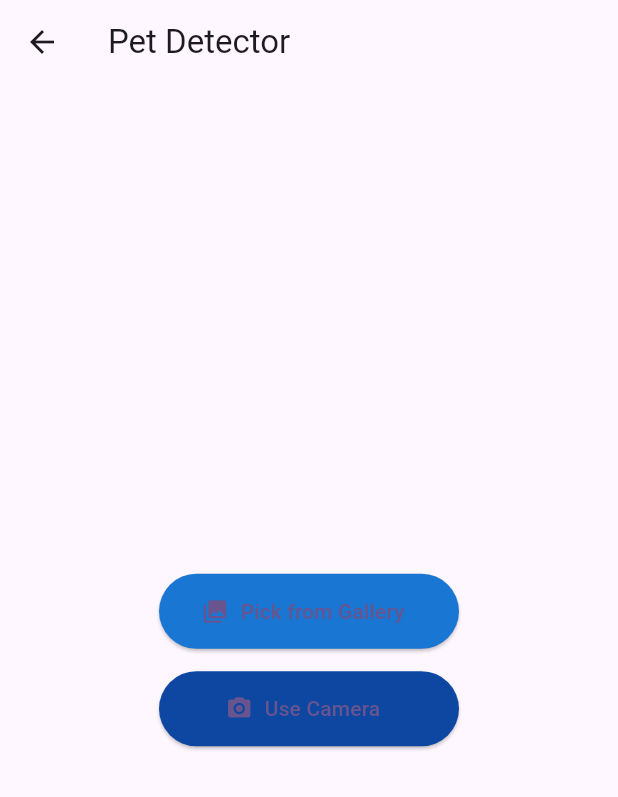
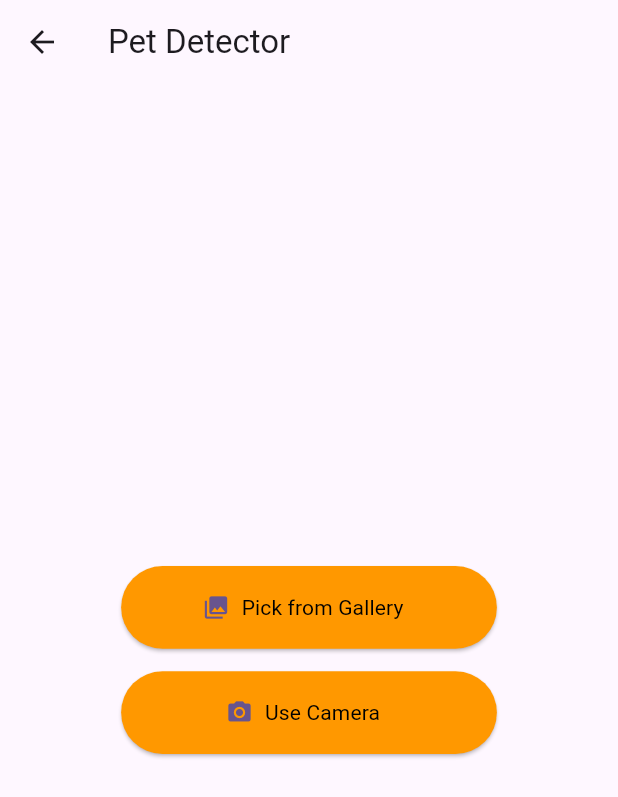
Before and after one commit to YasuraLaksitha/pet_ai, a Flutter app: the ScannerView screen opened directly, on a phone screen of 412 x 824 dp. Shown: the top 797 px of the screen. Run offline on Flutter 3.47's test engine with Material 3 defaults, Android fonts, the phone set to English and light mode, and no system bars; our stand-ins replace image_picker; missing offline and left inert: tflite.

Commit message:
add colors

```diff
--- /dev/null
+++ b/lib/components/ElevatedButtonComponent.dart
@@ -0,0 +1,33 @@
+import 'package:flutter/material.dart';
+
+class ElevatedButtonComponent extends StatefulWidget {
+  final VoidCallback? onPressed;
+  final String buttonText;
+  final Icon icon;
+
+  const ElevatedButtonComponent(
+      {super.key,
+      required this.onPressed,
+      required this.buttonText,
+      required this.icon});
+
+  @override
+  State<StatefulWidget> createState() => _ElevatedButtonComponentState();
+}
+
+class _ElevatedButtonComponentState extends State<ElevatedButtonComponent> {
+  @override
+  Widget build(BuildContext context) {
+    return ElevatedButton.icon(
+      icon: widget.icon,
+      onPressed: widget.onPressed,
+      style: ElevatedButton.styleFrom(
+        backgroundColor: Colors.orange,
+        minimumSize: Size(250.51, 55.1),
+      ),
+      label: Text(widget.buttonText,
+          style: TextStyle(color: Colors.black, fontWeight: FontWeight.normal)
+      ),
+    );
+  }
+}
--- a/lib/views/ScannerView.dart
+++ b/lib/views/ScannerView.dart
@@ -1,6 +1,7 @@
 import 'dart:io';
 import 'package:flutter/material.dart';
-import '../ScannerService.dart';
+import 'package:pet_ai/components/ElevatedButtonComponent.dart';
+import '../service/ScannerService.dart';
 
 class ScannerView extends StatefulWidget {
   const ScannerView({super.key});
@@ -131,24 +132,16 @@ class _ScannerViewState extends State<ScannerView> {
                   ],
                   Column(
                     children: [
-                      ElevatedButton.icon(
+                      ElevatedButtonComponent(
                         onPressed: _isLoading ? null : () => _handleScan(useCamera: false),
                         icon: const Icon(Icons.photo_library),
-                        label: const Text('Pick from Gallery'),
-                        style: ElevatedButton.styleFrom(
-                          minimumSize: const Size(200, 50),
-                          backgroundColor: Colors.blue.shade700,
-                        ),
+                        buttonText: 'Pick from Gallery',
                       ),
                       const SizedBox(height: 15),
-                      ElevatedButton.icon(
+                      ElevatedButtonComponent(
                         onPressed: _isLoading ? null : () => _handleScan(useCamera: true),
                         icon: const Icon(Icons.camera_alt),
-                        label: const Text('Use Camera'),
-                        style: ElevatedButton.styleFrom(
-                          minimumSize: const Size(200, 50),
-                          backgroundColor: Colors.blue.shade900,
-                        ),
+                        buttonText: 'Use Camera',
                       ),
                     ],
                   ),
```
Also changed, not shown: lib/config/ApplicationDefaultStyles.dart (added), lib/service/ScannerService.dart (renamed from lib/ScannerService.dart).
